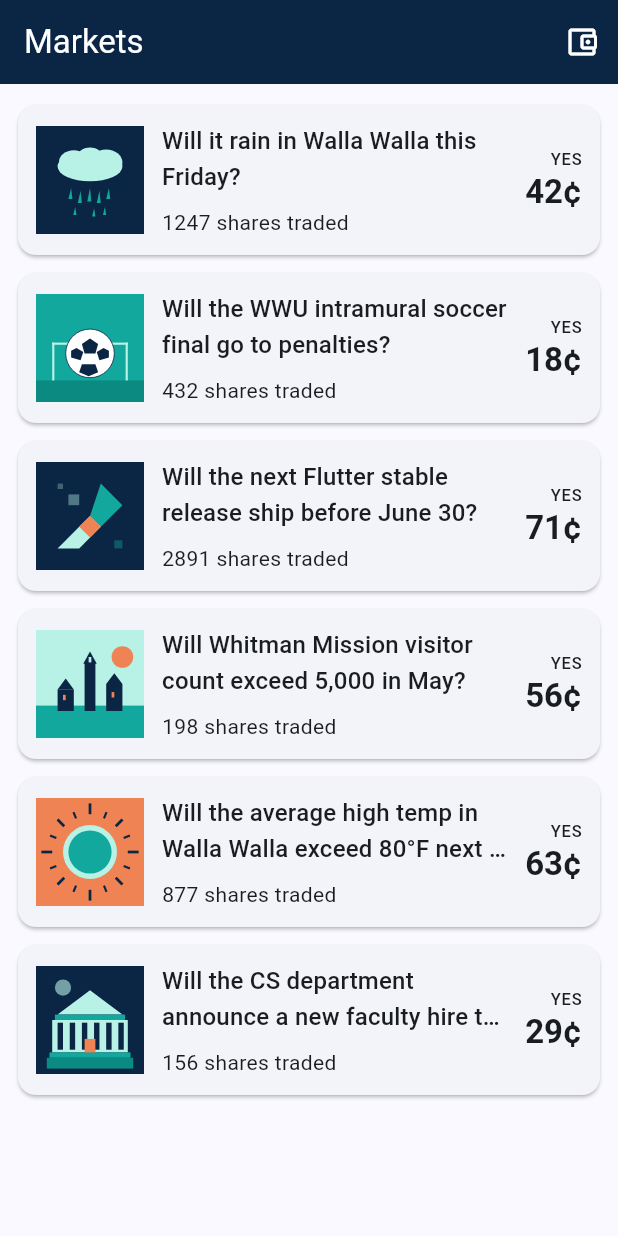
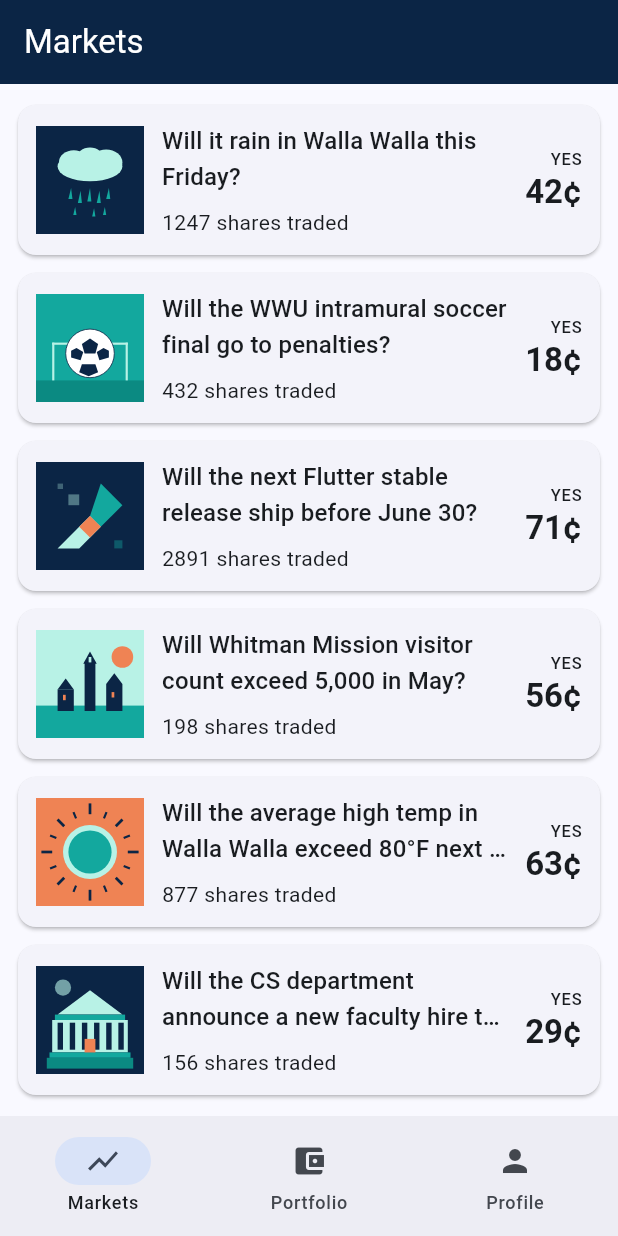
Before and after one commit to Johannes-Larsen/predicit, a Flutter app: the screen it shows after launch, on a phone screen of 412 x 824 dp. Run offline on Flutter 3.47's test engine with Material 3 defaults, Android fonts, the phone set to English and light mode, and no system bars; our stand-ins replace flutter_svg, go_router.

Commit message:
assigment 5 is done

```diff
--- a/predictit_jr_starters/lib/providers/portfolio_model.dart
+++ b/predictit_jr_starters/lib/providers/portfolio_model.dart
@@ -3,7 +3,7 @@ import 'package:flutter/foundation.dart';
 import '../models/bet.dart';
 
 class PortfolioModel extends ChangeNotifier {
-  int _cashCents = 100;
+  int _cashCents = 100000;
   final List<Bet> _bets = <Bet>[];
 
   int get cashCents => _cashCents;
--- a/predictit_jr_starters/lib/router.dart
+++ b/predictit_jr_starters/lib/router.dart
@@ -3,25 +3,52 @@ import 'package:go_router/go_router.dart';
 import 'screens/market_detail_screen.dart';
 import 'screens/market_list_screen.dart';
 import 'screens/portfolio_screen.dart';
+import 'screens/profile_screen.dart';
+import 'widgets/adaptive_shell.dart';
 
 // Routes carry string ids, not Market objects, because URLs can be opened
 // directly and cannot store a whole Dart object for deep links or redirects.
 final GoRouter router = GoRouter(
   routes: <RouteBase>[
+    StatefulShellRoute.indexedStack(
+      builder: (context, state, navigationShell) {
+        return AdaptiveShell(navigationShell: navigationShell);
+      },
+      branches: <StatefulShellBranch>[
+        StatefulShellBranch(
+          routes: <RouteBase>[
             GoRoute(
               path: '/',
               builder: (context, state) => const MarketListScreen(),
-    ),
+              routes: <RouteBase>[
                 GoRoute(
-      path: '/market/:id',
+                  path: 'market/:id',
                   builder: (context, state) {
                     final String id = state.pathParameters['id']!;
                     return MarketDetailScreen(id: id);
                   },
                 ),
+              ],
+            ),
+          ],
+        ),
+        StatefulShellBranch(
+          routes: <RouteBase>[
             GoRoute(
               path: '/portfolio',
               builder: (context, state) => const PortfolioScreen(),
             ),
           ],
+        ),
+        StatefulShellBranch(
+          routes: <RouteBase>[
+            GoRoute(
+              path: '/profile',
+              builder: (context, state) => const ProfileScreen(),
+            ),
+          ],
+        ),
+      ],
+    ),
+  ],
 );
--- a/predictit_jr_starters/lib/screens/market_list_screen.dart
+++ b/predictit_jr_starters/lib/screens/market_list_screen.dart
@@ -3,7 +3,9 @@ import 'package:go_router/go_router.dart';
 
 import '../data/market_repository.dart';
 import '../models/market.dart';
+import '../widgets/adaptive_shell.dart';
 import '../widgets/market_card.dart';
+import 'market_detail_screen.dart';
 
 class MarketListScreen extends StatefulWidget {
   const MarketListScreen({super.key});
@@ -14,6 +16,7 @@ class MarketListScreen extends StatefulWidget {
 
 class _MarketListScreenState extends State<MarketListScreen> {
   late Future<List<Market>> _marketsFuture;
+  Market? _selectedMarket;
 
   @override
   void initState() {
@@ -30,17 +33,10 @@ class _MarketListScreenState extends State<MarketListScreen> {
 
   @override
   Widget build(BuildContext context) {
+    final bool wide = MediaQuery.sizeOf(context).width >= kWideBreakpoint;
+
     return Scaffold(
-      appBar: AppBar(
-        title: const Text('Markets'),
-        actions: <Widget>[
-          IconButton(
-            tooltip: 'Portfolio',
-            onPressed: () => context.push('/portfolio'),
-            icon: const Icon(Icons.account_balance_wallet_outlined),
-          ),
-        ],
-      ),
+      appBar: AppBar(title: const Text('Markets')),
       body: FutureBuilder<List<Market>>(
         future: _marketsFuture,
         builder: (BuildContext context, AsyncSnapshot<List<Market>> snapshot) {
@@ -61,9 +57,39 @@ class _MarketListScreenState extends State<MarketListScreen> {
           }
 
           final List<Market> markets = snapshot.data ?? <Market>[];
+          if (!wide) {
+            return _NarrowMarketList(
+              markets: markets,
+              onRefresh: _refreshMarkets,
+            );
+          }
 
+          return _WideMarketSplit(
+            markets: markets,
+            selectedMarket: _selectedMarket,
+            onSelected: (Market market) {
+              setState(() {
+                _selectedMarket = market;
+              });
+            },
+            onRefresh: _refreshMarkets,
+          );
+        },
+      ),
+    );
+  }
+}
+
+class _NarrowMarketList extends StatelessWidget {
+  const _NarrowMarketList({required this.markets, required this.onRefresh});
+
+  final List<Market> markets;
+  final RefreshCallback onRefresh;
+
+  @override
+  Widget build(BuildContext context) {
     return RefreshIndicator(
-            onRefresh: _refreshMarkets,
+      onRefresh: onRefresh,
       child: ListView.builder(
         padding: const EdgeInsets.symmetric(vertical: 8),
         itemCount: markets.length,
@@ -76,7 +102,95 @@ class _MarketListScreenState extends State<MarketListScreen> {
         },
       ),
     );
+  }
+}
+
+class _WideMarketSplit extends StatelessWidget {
+  const _WideMarketSplit({
+    required this.markets,
+    required this.selectedMarket,
+    required this.onSelected,
+    required this.onRefresh,
+  });
+
+  final List<Market> markets;
+  final Market? selectedMarket;
+  final ValueChanged<Market> onSelected;
+  final RefreshCallback onRefresh;
+
+  @override
+  Widget build(BuildContext context) {
+    return LayoutBuilder(
+      builder: (BuildContext context, BoxConstraints constraints) {
+        final double listWidth = (constraints.maxWidth * 0.42)
+            .clamp(320.0, 420.0)
+            .toDouble();
+
+        return Row(
+          children: <Widget>[
+            SizedBox(
+              width: listWidth,
+              child: RefreshIndicator(
+                onRefresh: onRefresh,
+                child: ListView.builder(
+                  padding: const EdgeInsets.symmetric(vertical: 8),
+                  itemCount: markets.length,
+                  itemBuilder: (BuildContext context, int index) {
+                    final Market market = markets[index];
+                    return MarketCard(
+                      market: market,
+                      enableHero: false,
+                      onTap: () => onSelected(market),
+                    );
                   },
+                ),
+              ),
+            ),
+            const VerticalDivider(width: 1),
+            Expanded(
+              child: selectedMarket == null
+                  ? const _SelectMarketEmptyState()
+                  : MarketDetailBody(
+                      market: selectedMarket!,
+                      enableHero: false,
+                    ),
+            ),
+          ],
+        );
+      },
+    );
+  }
+}
+
+class _SelectMarketEmptyState extends StatelessWidget {
+  const _SelectMarketEmptyState();
+
+  @override
+  Widget build(BuildContext context) {
+    return Center(
+      child: Padding(
+        padding: const EdgeInsets.all(24),
+        child: Column(
+          mainAxisSize: MainAxisSize.min,
+          children: <Widget>[
+            Icon(
+              Icons.touch_app_outlined,
+              size: 56,
+              color: Theme.of(context).colorScheme.primary,
+            ),
+            const SizedBox(height: 16),
+            Text(
+              'Select a market',
+              style: Theme.of(context).textTheme.headlineSmall,
+            ),
+            const SizedBox(height: 8),
+            Text(
+              'Choose a market from the list to view its full details here.',
+              textAlign: TextAlign.center,
+              style: Theme.of(context).textTheme.bodyMedium,
+            ),
+          ],
+        ),
       ),
     );
   }
--- /dev/null
+++ b/predictit_jr_starters/lib/widgets/adaptive_shell.dart
@@ -0,0 +1,92 @@
+import 'package:flutter/material.dart';
+import 'package:go_router/go_router.dart';
+
+const double kWideBreakpoint = 600.0;
+
+class _TabDestination {
+  const _TabDestination({required this.label, required this.icon});
+
+  final String label;
+  final IconData icon;
+}
+
+const List<_TabDestination> _tabs = <_TabDestination>[
+  _TabDestination(label: 'Markets', icon: Icons.show_chart),
+  _TabDestination(label: 'Portfolio', icon: Icons.account_balance_wallet),
+  _TabDestination(label: 'Profile', icon: Icons.person),
+];
+
+class AdaptiveShell extends StatelessWidget {
+  const AdaptiveShell({super.key, required this.navigationShell});
+
+  final StatefulNavigationShell navigationShell;
+
+  void _goToBranch(int index) {
+    navigationShell.goBranch(
+      index,
+      initialLocation: index == navigationShell.currentIndex,
+    );
+  }
+
+  @override
+  Widget build(BuildContext context) {
+    // Responsive layout is driven by the current available window width, not
+    // the operating system. Rotating/resizing past this breakpoint changes the
+    // app chrome immediately.
+    final double width = MediaQuery.sizeOf(context).width;
+    final bool wide = width >= kWideBreakpoint;
+
+    return wide ? _WideShell(this) : _NarrowShell(this);
+  }
+}
+
+class _NarrowShell extends StatelessWidget {
+  const _NarrowShell(this.shell);
+
+  final AdaptiveShell shell;
+
+  @override
+  Widget build(BuildContext context) {
+    return Scaffold(
+      body: shell.navigationShell,
+      bottomNavigationBar: NavigationBar(
+        selectedIndex: shell.navigationShell.currentIndex,
+        onDestinationSelected: shell._goToBranch,
+        destinations: <NavigationDestination>[
+          for (final _TabDestination tab in _tabs)
+            NavigationDestination(icon: Icon(tab.icon), label: tab.label),
+        ],
+      ),
+    );
+  }
+}
+
+class _WideShell extends StatelessWidget {
+  const _WideShell(this.shell);
+
+  final AdaptiveShell shell;
+
+  @override
+  Widget build(BuildContext context) {
+    return Scaffold(
+      body: Row(
+        children: <Widget>[
+          NavigationRail(
+            selectedIndex: shell.navigationShell.currentIndex,
+            onDestinationSelected: shell._goToBranch,
+            labelType: NavigationRailLabelType.all,
+            destinations: <NavigationRailDestination>[
+              for (final _TabDestination tab in _tabs)
+                NavigationRailDestination(
+                  icon: Icon(tab.icon),
+                  label: Text(tab.label),
+                ),
+            ],
+          ),
+          const VerticalDivider(width: 1),
+          Expanded(child: shell.navigationShell),
+        ],
+      ),
+    );
+  }
+}
--- a/predictit_jr_starters/lib/widgets/market_card.dart
+++ b/predictit_jr_starters/lib/widgets/market_card.dart
@@ -5,10 +5,16 @@ import '../models/market.dart';
 import '../utils/formatters.dart';
 
 class MarketCard extends StatelessWidget {
-  const MarketCard({super.key, required this.market, this.onTap});
+  const MarketCard({
+    super.key,
+    required this.market,
+    this.onTap,
+    this.enableHero = true,
+  });
 
   final Market market;
   final VoidCallback? onTap;
+  final bool enableHero;
 
   // MarketCard receives an onTap callback so the reusable card handles display
   // while the screen decides whether tapping should navigate or do something else.
@@ -39,17 +45,10 @@ class MarketCard extends StatelessWidget {
                   crossAxisAlignment: CrossAxisAlignment.start,
                   mainAxisSize: MainAxisSize.min,
                   children: <Widget>[
-                    Hero(
-                      tag: 'market-title-${market.id}',
-                      child: Material(
-                        color: Colors.transparent,
-                        child: Text(
-                          market.title,
-                          maxLines: 2,
-                          overflow: TextOverflow.ellipsis,
-                          style: textTheme.titleMedium,
-                        ),
-                      ),
+                    _MarketTitle(
+                      market: market,
+                      style: textTheme.titleMedium,
+                      enableHero: enableHero,
                     ),
                     const SizedBox(height: 8),
                     Text(
@@ -82,3 +81,36 @@ class MarketCard extends StatelessWidget {
     );
   }
 }
+
+
+class _MarketTitle extends StatelessWidget {
+  const _MarketTitle({
+    required this.market,
+    required this.style,
+    required this.enableHero,
+  });
+
+  final Market market;
+  final TextStyle? style;
+  final bool enableHero;
+
+  @override
+  Widget build(BuildContext context) {
+    final Widget title = Text(
+      market.title,
+      maxLines: 2,
+      overflow: TextOverflow.ellipsis,
+      style: style,
+    );
+
+    if (!enableHero) return title;
+
+    return Hero(
+      tag: 'market-title-${market.id}',
+      child: Material(
+        color: Colors.transparent,
+        child: title,
+      ),
+    );
+  }
+}
```
Also changed, not shown: predictit_jr_starters/lib/screens/market_detail_screen.dart (+41 -23 lines), predictit_jr_starters/lib/screens/profile_screen.dart (added, +30 -0 lines), 1 other file. Lines whose indentation alone changed are shown as unchanged.
